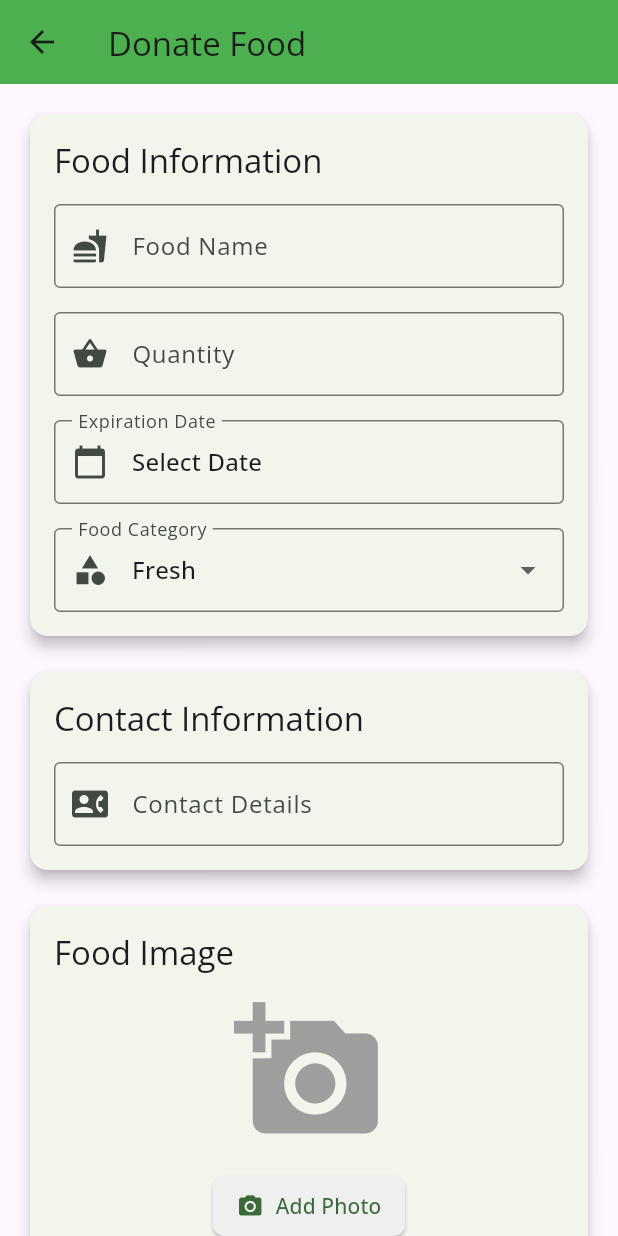
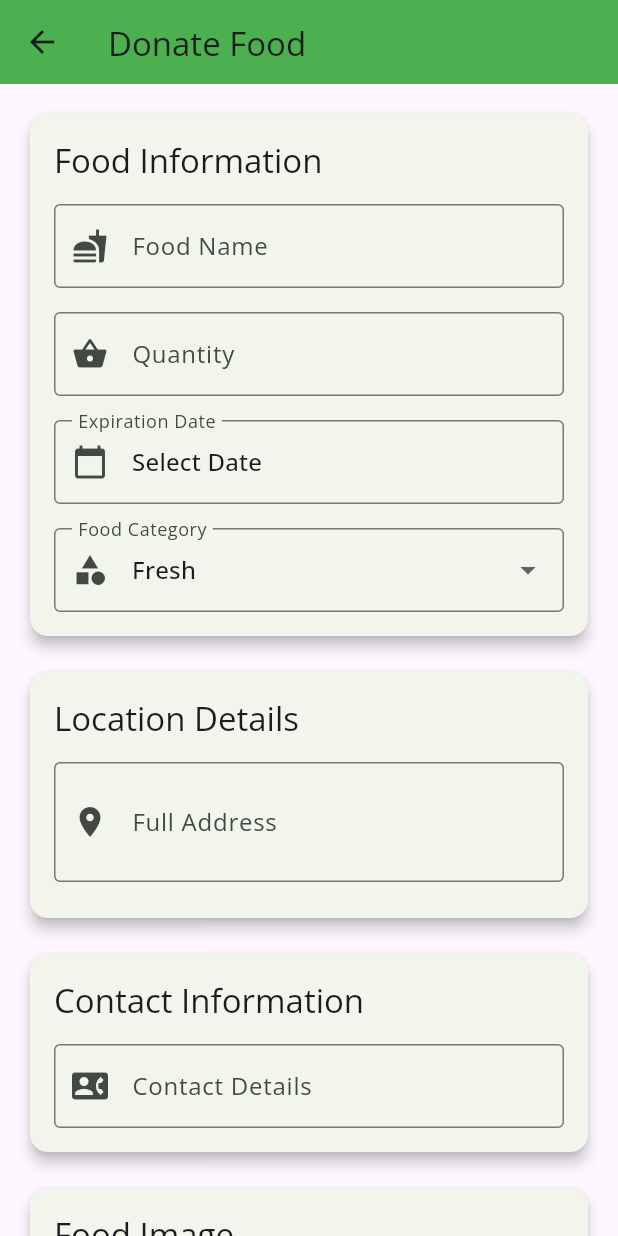
Before and after one commit to PremBhandugare/rubix, a Flutter app: the screen it shows once a user with an empty profile is signed in, in the side drawer, after a tap on "Raise a Request", on a phone screen of 412 x 824 dp. Run offline on Flutter 3.47's test engine with Material 3 defaults, Android fonts, the phone set to English and light mode, and no system bars; our stand-ins replace cached_network_image, cloud_firestore, firebase_auth, firebase_core, firebase_storage, flutter_staggered_animations and 4 more; accounts and stored records are empty; network calls fail.

Commit message:
form error solved

```diff
--- a/lib/screens/donor/reDonScr.dart
+++ b/lib/screens/donor/reDonScr.dart
@@ -1,7 +1,10 @@
+import 'dart:convert';
+import 'package:http/http.dart' as http;
 import 'package:firebase_auth/firebase_auth.dart';
 import 'package:flutter/material.dart';
 import 'package:cloud_firestore/cloud_firestore.dart';
 import 'package:firebase_storage/firebase_storage.dart';
+import 'package:geocoding/geocoding.dart';
 import 'package:image_picker/image_picker.dart';
 import 'dart:io';
 
@@ -23,6 +26,58 @@ class _DonationRequestScreenState extends State<DonationRequestScreen> {
   DateTime? expirationDate;
   String foodCategory = 'Fresh';
   String contactDetails = '';
+   String address = ''; // New field for address
+  GeoPoint? locationCoordinates;
+  double? latitude;
+  double? longitude;
+
+ Future<void> _convertAddressToCoordinates() async {
+  if (address.trim().isEmpty) {
+    ScaffoldMessenger.of(context).showSnackBar(
+      SnackBar(
+        content: Text('Please enter a valid address'),
+        backgroundColor: Colors.red,
+      ),
+    );
+    return;
+  }
+
+  const apiKey = 'oyLqwKTDuilIERXSgG5B'; // Your MapTiler API key
+  final encodedAddress = Uri.encodeComponent(address);
+  final url = 'https://api.maptiler.com/geocoding/$encodedAddress.json?key=$apiKey';
+
+  try {
+    final response = await http.get(Uri.parse(url));
+    if (response.statusCode == 200) {
+      final data = json.decode(response.body);
+      if (data['features'].isNotEmpty) {
+        final coordinates = data['features'][0]['center'];
+        setState(() {
+          locationCoordinates = GeoPoint(coordinates[1], coordinates[0]);
+          latitude = coordinates[1];
+          longitude = coordinates[0];
+        });
+      } else {
+        ScaffoldMessenger.of(context).showSnackBar(
+          SnackBar(
+            content: Text('Unable to find coordinates'),
+            backgroundColor: Colors.orange,
+          ),
+        );
+        locationCoordinates = null;
+      }
+    }
+  } catch (e) {
+    ScaffoldMessenger.of(context).showSnackBar(
+      SnackBar(
+        content: Text('Geocoding error: $e'),
+        backgroundColor: Colors.red,
+      ),
+    );
+    locationCoordinates = null;
+  }
+}
+
 
   final List<String> categories = ['Fresh', 'Cooked', 'Canned', 'Packaged'];
 
@@ -54,36 +109,56 @@ class _DonationRequestScreenState extends State<DonationRequestScreen> {
     }
   }
 
-  Future<void> _submitForm() async {
+   Future<void> _submitForm() async {
     if (_formKey.currentState!.validate()) {
       _formKey.currentState!.save();
 
-      // Upload image if selected
-      setState(() async {
-        _uploadedImageUrl = (await _uploadImage())!;
-      });
+      // Convert address to coordinates before submission
+    await _convertAddressToCoordinates();
+
+    // Only proceed if coordinates were successfully obtained
+    if (locationCoordinates == null) {
+        ScaffoldMessenger.of(context).showSnackBar(
+          SnackBar(
+            content: Text('Unable to process location. Please check your address.'),
+            backgroundColor: Colors.red,
+          ),
+        );
+        return;
+      }
+
+
+     // Upload image if selected
+    String? imageUrl = _image != null
+        ? await _uploadImage()
+        : _uploadedImageUrl;
 
       try {
         // Get the current user's ID
         final String? userId = FirebaseAuth.instance.currentUser?.uid;
 
-
-        // Create donation document
-        await firestore.collection('donations').add({
+        // Prepare donation data
+        var donationData = {
           'userId': userId, // Store user ID
           'foodName': foodName,
           'quantity': quantity,
           'expirationDate': Timestamp.fromDate(expirationDate!),
           'foodCategory': foodCategory,
           'contactDetails': contactDetails,
-          'imageUrl': _uploadedImageUrl,
+          'imageUrl': imageUrl,
+          'address': address, // Store raw address
+          'latitude': latitude,
+          'longitude': longitude,
           'timestamp': FieldValue.serverTimestamp(),
           'status': "available",
           'recipients': {
             'requests': [],
             'accepted': null
           },
-        });
+        };
+
+        // Create donation document
+        await firestore.collection('donations').add(donationData);
 
         ScaffoldMessenger.of(context).showSnackBar(
           SnackBar(
@@ -96,6 +171,8 @@ class _DonationRequestScreenState extends State<DonationRequestScreen> {
         setState(() {
           _image = null;
           expirationDate = null;
+          address = '';
+          locationCoordinates = null;
         });
       } catch (e) {
         ScaffoldMessenger.of(context).showSnackBar(
@@ -107,6 +184,7 @@ class _DonationRequestScreenState extends State<DonationRequestScreen> {
       }
     }
   }
+
 
   @override
   Widget build(BuildContext context) {
@@ -203,6 +281,42 @@ class _DonationRequestScreenState extends State<DonationRequestScreen> {
                   ),
                 ),
                 SizedBox(height: 16),
+                // New Card for Address
+                Card(
+                  elevation: 4,
+                  child: Padding(
+                    padding: const EdgeInsets.all(16.0),
+                    child: Column(
+                      crossAxisAlignment: CrossAxisAlignment.start,
+                      children: [
+                        Text(
+                          'Location Details',
+                          style: Theme.of(context).textTheme.titleLarge,
+                        ),
+                        SizedBox(height: 16),
+                        TextFormField(
+                          decoration: InputDecoration(
+                            labelText: 'Full Address',
+                            hintText: 'Enter complete pickup address',
+                            border: OutlineInputBorder(),
+                            prefixIcon: Icon(Icons.location_on),
+                          ),
+                          maxLines: 2,
+                          validator: (value) => value?.isEmpty ?? true ? 'Address is required' : null,
+                          onSaved: (value) => address = value ?? '',
+                        ),
+                        SizedBox(height: 8),
+                        if (locationCoordinates != null)
+                          Text(
+                            'Coordinates: ${locationCoordinates!.latitude}, ${locationCoordinates!.longitude}',
+                            style: TextStyle(color: Colors.green),
+                          ),
+                      ],
+                    ),
+                  ),
+                ),
+                SizedBox(height: 16),
+
                 Card(
                   elevation: 4,
                   child: Padding(
--- a/pubspec.yaml
+++ b/pubspec.yaml
@@ -44,6 +44,8 @@ dependencies:
   cached_network_image: ^3.4.1
   flutter_staggered_animations: ^1.1.1
   shimmer: ^3.0.0
+  geocoding: ^3.0.0
+  http: ^1.3.0
 
 dev_dependencies:
   flutter_test:
```
Also changed, not shown: pubspec.lock, 1 other file.
